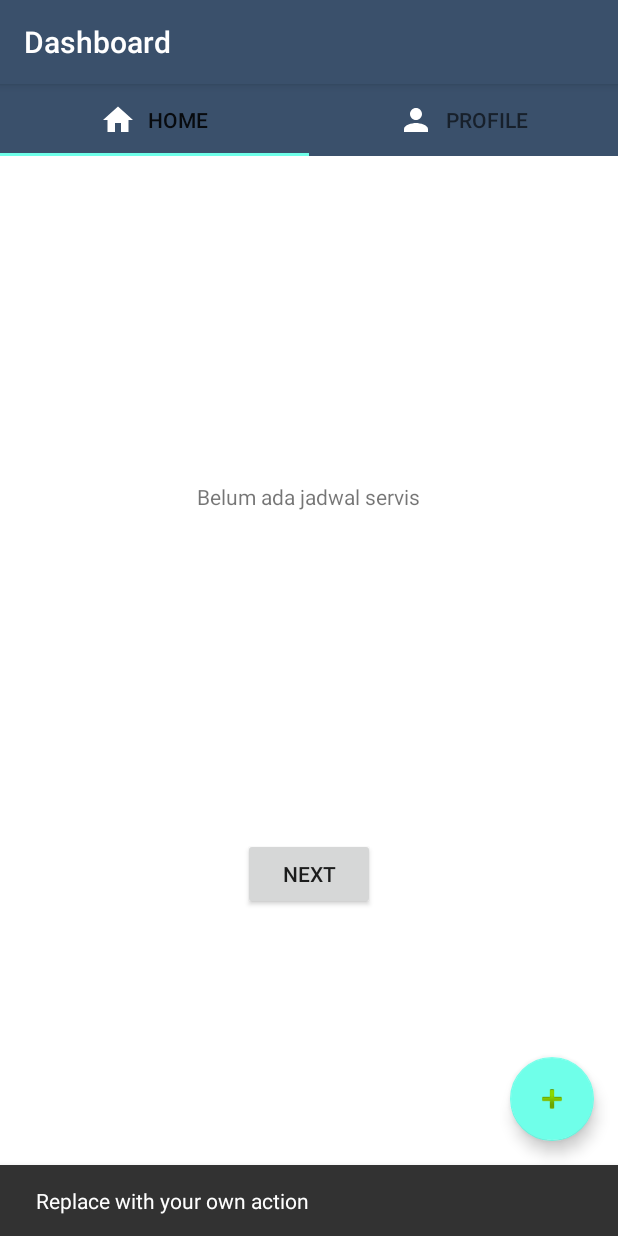
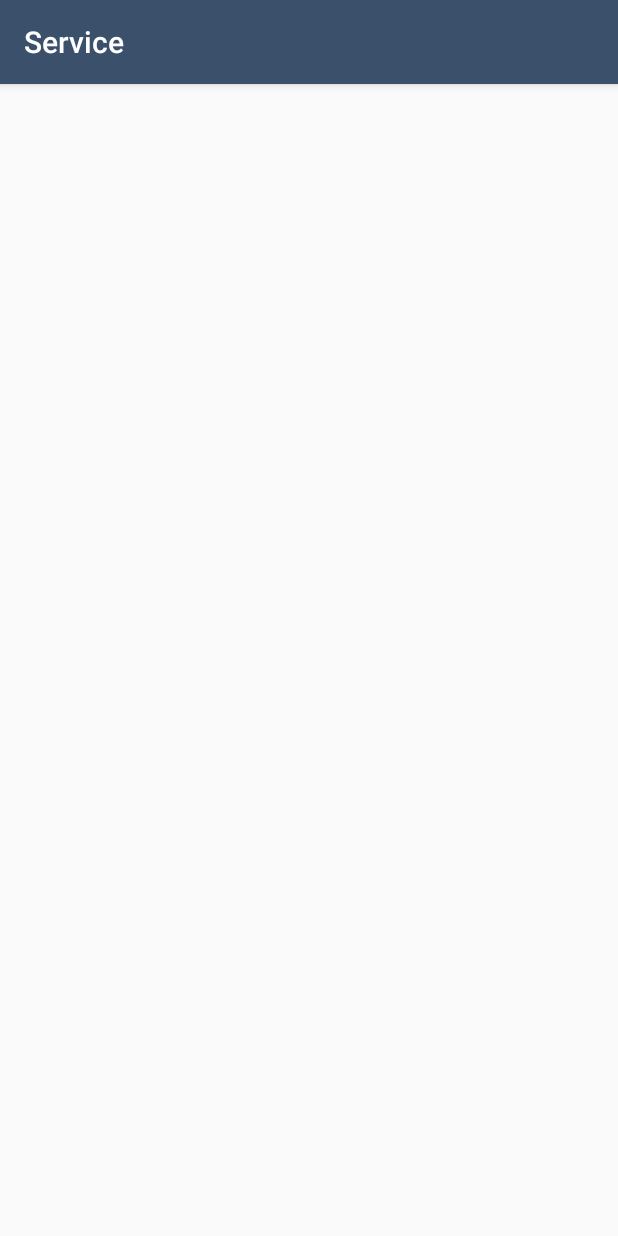
Before and after one commit to spotikum/bengkel-motor, an Android app: the screen it shows after launch once a user with an empty profile is signed in (HomeActivity before the commit, AddBookingActivity after it), after a tap on an icon or button, on a phone screen of 412 x 824 dp. Run offline under Robolectric (Android 15) with nearby library versions, the phone set to English and light mode, and no system bars; our stand-ins replace Firebase (no records; nobody signed in at launch, a user with empty details on screens opened directly), navigation-ui.

Commit message:
add action plus activity to booking activity

```diff
--- a/app/src/main/AndroidManifest.xml
+++ b/app/src/main/AndroidManifest.xml
@@ -11,6 +11,9 @@
         android:supportsRtl="true"
         android:theme="@style/Theme.BengkelMotor"
         tools:targetApi="31">
+        <activity
+            android:name=".AddBookingActivity"
+            android:exported="false" />
         <activity
             android:name=".BookingActivity"
             android:exported="false"
--- /dev/null
+++ b/app/src/main/java/id/bukanspot/bengkelmotor/AddBookingActivity.kt
@@ -0,0 +1,11 @@
+package id.bukanspot.bengkelmotor
+
+import androidx.appcompat.app.AppCompatActivity
+import android.os.Bundle
+
+class AddBookingActivity : AppCompatActivity() {
+    override fun onCreate(savedInstanceState: Bundle?) {
+        super.onCreate(savedInstanceState)
+        setContentView(R.layout.activity_add_booking)
+    }
+}
--- a/app/src/main/java/id/bukanspot/bengkelmotor/fragment/HomeFragment.kt
+++ b/app/src/main/java/id/bukanspot/bengkelmotor/fragment/HomeFragment.kt
@@ -1,5 +1,6 @@
 package id.bukanspot.bengkelmotor.fragment
 
+import android.content.Intent
 import android.os.Bundle
 import androidx.fragment.app.Fragment
 import android.view.LayoutInflater
@@ -9,7 +10,9 @@ import androidx.navigation.findNavController
 import androidx.navigation.fragment.findNavController
 import androidx.navigation.ui.AppBarConfiguration
 import androidx.navigation.ui.setupActionBarWithNavController
+import com.google.android.material.floatingactionbutton.FloatingActionButton
 import com.google.android.material.snackbar.Snackbar
+import id.bukanspot.bengkelmotor.AddBookingActivity
 import id.bukanspot.bengkelmotor.R
 import id.bukanspot.bengkelmotor.databinding.ActivityBookingBinding
 import id.bukanspot.bengkelmotor.databinding.FragmentFirstBinding
@@ -35,9 +38,11 @@ class HomeFragment : Fragment() {
     override fun onViewCreated(view: View, savedInstanceState: Bundle?) {
         super.onViewCreated(view, savedInstanceState)
 
-        binding.fab.setOnClickListener { view ->
-            Snackbar.make(view, "Replace with your own action", Snackbar.LENGTH_LONG)
-                .setAction("Action", null).show()
+        val fab = view.findViewById<FloatingActionButton>(R.id.fab)
+        fab.setOnClickListener {
+            val intent = Intent(activity, AddBookingActivity::class.java)
+            startActivity(intent)
         }
+
     }
 }
--- /dev/null
+++ b/app/src/main/res/layout/activity_add_booking.xml
@@ -0,0 +1,9 @@
+<?xml version="1.0" encoding="utf-8"?>
+<androidx.constraintlayout.widget.ConstraintLayout xmlns:android="http://schemas.android.com/apk/res/android"
+    xmlns:app="http://schemas.android.com/apk/res-auto"
+    xmlns:tools="http://schemas.android.com/tools"
+    android:layout_width="match_parent"
+    android:layout_height="match_parent"
+    tools:context=".AddBookingActivity">
+
+</androidx.constraintlayout.widget.ConstraintLayout>
```
